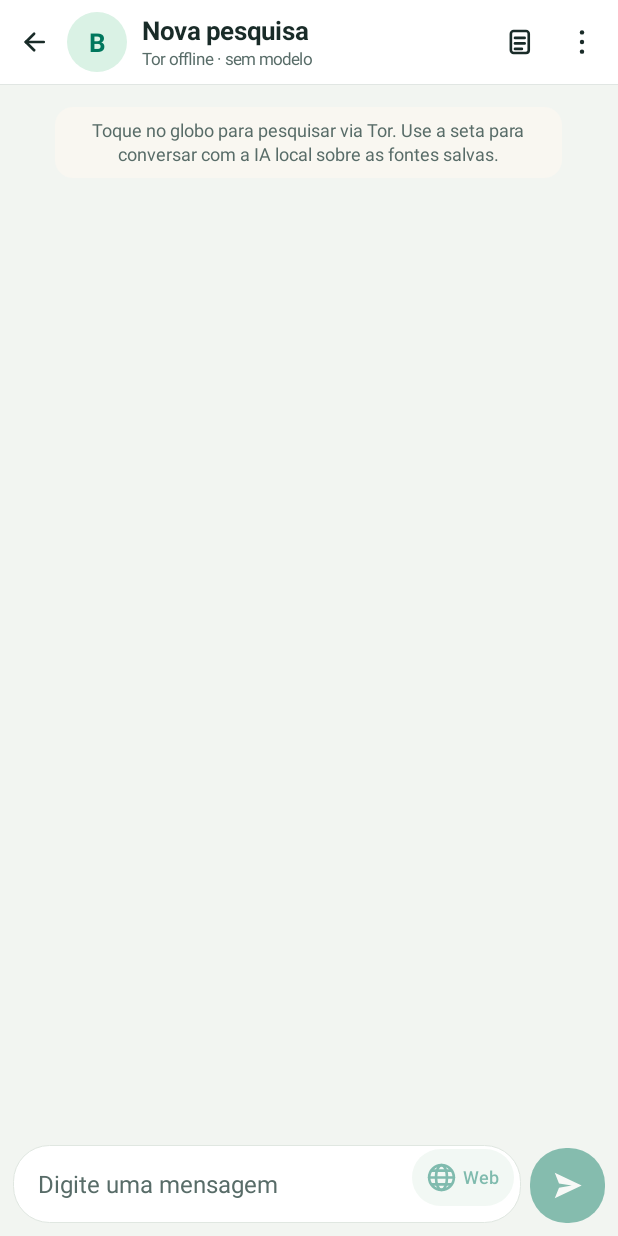
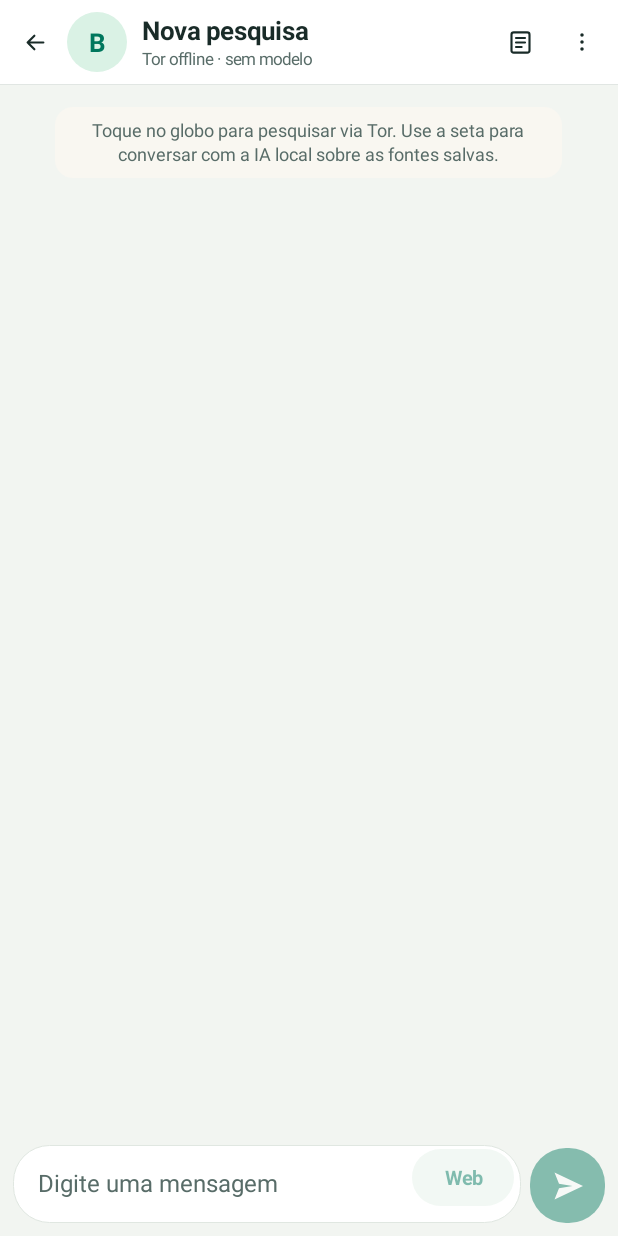
Before and after one commit to pabloerlis/Buscador-Local, an Android app: the screen it shows after launch (MainActivity), on a phone screen of 412 x 824 dp. Run offline under Robolectric (Android 15) with nearby library versions, the phone set to English and light mode, and no system bars; libraries missing offline, so code that uses them is left out: com.arm.aichat, org.torproject.jni; 5 statements that could not run were skipped.

Commit message:
fix: simplify startup UI and native IME resizing; add Android launch and keyboard smoke test

```diff
--- a/app/build.gradle.kts
+++ b/app/build.gradle.kts
@@ -1,8 +1,9 @@
 plugins { id("com.android.application"); id("org.jetbrains.kotlin.android") }
+val uiSmoke = providers.gradleProperty("uiSmoke").orNull == "true"
 android {
     namespace = "br.local.busca"
     compileSdk { version = release(37) { minorApiLevel = 2 } }
-    defaultConfig { applicationId = "br.local.busca"; minSdk = 30; targetSdk = 35; versionCode = 5; versionName = "0.3.1"; ndk { abiFilters += "arm64-v8a" } }
+    defaultConfig { applicationId = "br.local.busca"; minSdk = 30; targetSdk = 35; versionCode = 6; versionName = "0.3.2"; ndk { abiFilters += if (uiSmoke) "x86_64" else "arm64-v8a" } }
     compileOptions { sourceCompatibility = JavaVersion.VERSION_17; targetCompatibility = JavaVersion.VERSION_17 }
     kotlin { compilerOptions { jvmTarget.set(org.jetbrains.kotlin.gradle.dsl.JvmTarget.JVM_17) } }
     packaging { jniLibs { useLegacyPackaging = true } }
--- a/app/src/main/AndroidManifest.xml
+++ b/app/src/main/AndroidManifest.xml
@@ -1,6 +1,6 @@
 <manifest xmlns:android="http://schemas.android.com/apk/res/android">
     <uses-permission android:name="android.permission.INTERNET" />
-    <application android:label="Busca Local" android:theme="@android:style/Theme.Material.Light.NoActionBar" android:allowBackup="false" android:usesCleartextTraffic="false">
-        <activity android:name=".MainActivity" android:exported="true" android:configChanges="orientation|screenSize|keyboardHidden" android:windowSoftInputMode="adjustResize"><intent-filter><action android:name="android.intent.action.MAIN"/><category android:name="android.intent.category.LAUNCHER"/></intent-filter></activity>
+    <application android:label="Busca Local" android:theme="@style/BuscaLocalTheme" android:allowBackup="false" android:usesCleartextTraffic="false">
+        <activity android:name=".MainActivity" android:exported="true" android:configChanges="orientation|screenSize|keyboardHidden" android:windowSoftInputMode="stateAlwaysHidden|adjustResize"><intent-filter><action android:name="android.intent.action.MAIN"/><category android:name="android.intent.category.LAUNCHER"/></intent-filter></activity>
     </application>
 </manifest>
--- a/app/src/main/java/br/local/busca/MainActivity.kt
+++ b/app/src/main/java/br/local/busca/MainActivity.kt
@@ -21,16 +21,8 @@ import android.view.inputmethod.InputMethodManager
 import android.view.inputmethod.EditorInfo
 import android.text.InputType
 import android.content.res.ColorStateList
-import android.graphics.Canvas
-import android.graphics.Paint
-import android.graphics.Path
-import android.graphics.RectF
 import android.graphics.drawable.RippleDrawable
-import android.view.WindowInsets
 import android.view.WindowInsetsController
-import android.view.WindowInsetsAnimation
-import android.graphics.Rect
-import android.view.ViewTreeObserver
 import android.text.TextUtils
 import org.torproject.jni.TorService
 import com.arm.aichat.AiChat
@@ -57,21 +49,18 @@ class MainActivity : Activity() {
     private lateinit var query:EditText
     private lateinit var messages:LinearLayout
     private lateinit var scroll:ScrollView
-    private lateinit var search:Button
-    private lateinit var talk:Button
-    private lateinit var choose:Button
-    private lateinit var chats:Button
-    private lateinit var sources:Button
-    private lateinit var cancel:Button
+    private lateinit var search:View
+    private lateinit var talk:View
+    private lateinit var choose:View
+    private lateinit var chats:View
+    private lateinit var sources:View
+    private lateinit var cancel:View
     private lateinit var headerTitle:TextView
     private lateinit var rootFrame:FrameLayout
     private lateinit var chatScreen:LinearLayout
     private lateinit var listScreen:LinearLayout
     private lateinit var listBody:LinearLayout
     private var showingList=false
-    private var latestInsets:WindowInsets?=null
-    private var layoutListener:ViewTreeObserver.OnGlobalLayoutListener?=null
-    private var keyboardVisible=false
     private val paper=Color.rgb(242,245,241)
     private val white=Color.WHITE
     private val border=Color.rgb(225,230,227)
@@ -92,35 +81,22 @@ class MainActivity : Activity() {
         text=t;isAllCaps=false;textSize=14f;minHeight=0;minimumHeight=0;minWidth=0;minimumWidth=0
         setPadding(dp(10),0,dp(10),0);setTextColor(white);background=ripple(green);stateListAnimator=null;setOnClickListener{action()}
     }
-    private fun iconButton(kind:String,desc:String,filled:Boolean=false,action:()->Unit):Button {
-        return object:Button(this){
-            private val pen=Paint(Paint.ANTI_ALIAS_FLAG)
-            init{
-                contentDescription=desc;text="";minWidth=0;minimumWidth=0;minHeight=0;minimumHeight=0
-                setPadding(0,0,0,0);background=ripple(if(filled)green else Color.TRANSPARENT)
-                stateListAnimator=null;setOnClickListener{action()}
+    private fun iconButton(kind:String,desc:String,filled:Boolean=false,action:()->Unit):View {
+        if(kind=="web"){
+            return TextView(this).apply{
+                text="Web";textSize=13f;gravity=Gravity.CENTER;setTypeface(null,Typeface.BOLD)
+                setTextColor(green);contentDescription=desc;isClickable=true;isFocusable=true
+                background=ripple(Color.rgb(229,242,233),20);setOnClickListener{action()}
             }
-            override fun onDraw(canvas:Canvas){
-                super.onDraw(canvas)
-                val size=dp(if(kind=="send")23 else 22).toFloat()
-                canvas.save();canvas.translate(if(kind=="web")dp(9).toFloat() else (width-size)/2f,(height-size)/2f);canvas.scale(size/24f,size/24f)
-                pen.color=if(filled)Color.WHITE else ink;pen.style=Paint.Style.STROKE;pen.strokeWidth=1.9f;pen.strokeCap=Paint.Cap.ROUND;pen.strokeJoin=Paint.Join.ROUND
-                fun line(a:Float,b:Float,c:Float,d:Float)=canvas.drawLine(a,b,c,d,pen)
-                when(kind){
-                    "back"->{line(18f,12f,5f,12f);line(5f,12f,11f,6f);line(5f,12f,11f,18f)}
-                    "more"->{pen.style=Paint.Style.FILL;for(y in listOf(5f,12f,19f))canvas.drawCircle(12f,y,1.6f,pen)}
-                    "sources"->{canvas.drawRoundRect(5f,4f,18f,20f,2f,2f,pen);line(8f,9f,15f,9f);line(8f,13f,15f,13f);line(8f,17f,13f,17f)}
-                    "web"->{pen.color=green;canvas.drawCircle(12f,12f,9f,pen);canvas.drawOval(RectF(8f,3f,16f,21f),pen);line(3f,12f,21f,12f);line(5f,7f,19f,7f);line(5f,17f,19f,17f)}
-                    "send"->{pen.style=Paint.Style.FILL;val path=Path().apply{moveTo(3f,3f);lineTo(22f,12f);lineTo(3f,21f);lineTo(6f,13.5f);lineTo(15f,12f);lineTo(6f,10.5f);close()};canvas.drawPath(path,pen)}
-                    "stop"->{pen.style=Paint.Style.FILL;canvas.drawRoundRect(6f,6f,18f,18f,2f,2f,pen)}
-                    "plus"->{line(12f,5f,12f,19f);line(5f,12f,19f,12f)}
-                }
-                canvas.restore()
-                if(kind=="web"){
-                    pen.style=Paint.Style.FILL;pen.color=green;pen.textSize=dp(12).toFloat();pen.typeface=Typeface.create("sans-serif-medium",Typeface.NORMAL)
-                    canvas.drawText("Web",dp(34).toFloat(),height/2f-(pen.ascent()+pen.descent())/2f,pen)
-                }
-            }
+        }
+        val res=when(kind){"back"->R.drawable.ic_back;"more"->R.drawable.ic_more;"sources"->R.drawable.ic_sources;"send"->R.drawable.ic_send;"stop"->R.drawable.ic_stop;else->R.drawable.ic_plus}
+        return ImageButton(this).apply{
+            contentDescription=desc;setImageResource(res)
+            imageTintList=ColorStateList.valueOf(if(filled)white else ink)
+            scaleType=ImageView.ScaleType.CENTER_INSIDE;setPadding(dp(12),dp(12),dp(12),dp(12))
+            minimumHeight=0;minimumWidth=0;stateListAnimator=null
+            background=ripple(if(filled)green else Color.TRANSPARENT)
+            setOnClickListener{action()}
         }
     }
     private fun avatar(text:String,size:Int=44)=label(text,17f).apply{gravity=Gravity.CENTER;setTextColor(green);setTypeface(null,Typeface.BOLD);background=shape(Color.rgb(218,242,229),size)}
@@ -143,30 +119,29 @@ class MainActivity : Activity() {
         }
     }
     private fun newChat(){if(busy)return;chat=store.create();query.text.clear();showChatScreen()}
-    private fun updateWindowPadding(insets:WindowInsets?=latestInsets){
-        if(!::rootFrame.isInitialized)return
-        val bars=insets?.getInsets(WindowInsets.Type.systemBars() or WindowInsets.Type.displayCutout())
-        val ime=insets?.getInsets(WindowInsets.Type.ime())
-        val position=IntArray(2)
-        rootFrame.getLocationOnScreen(position)
-        val visible=Rect()
-        rootFrame.getWindowVisibleDisplayFrame(visible)
-        val windowBottom=windowManager.currentWindowMetrics.bounds.bottom
-        val rootBottom=if(rootFrame.height>0)position[1]+rootFrame.height else windowBottom
-        val bottom=KeyboardLayout.bottomPadding(rootBottom,windowBottom,bars?.bottom ?: 0,ime?.bottom ?: 0,visible.bottom,dp(80))
-        val left=bars?.left ?: 0;val top=bars?.top ?: 0;val right=bars?.right ?: 0
-        if(rootFrame.paddingLeft!=left||rootFrame.paddingTop!=top||rootFrame.paddingRight!=right||rootFrame.paddingBottom!=bottom)rootFrame.setPadding(left,top,right,bottom)
-        val nowVisible=(insets?.isVisible(WindowInsets.Type.ime())==true)||(visible.bottom>0&&windowBottom-visible.bottom>dp(100))
-        if(nowVisible&&!keyboardVisible&&!showingList&&::scroll.isInitialized)scroll.post{scroll.fullScroll(View.FOCUS_DOWN)}
-        keyboardVisible=nowVisible
-    }
     @Deprecated("Legacy back handling")
-    override fun onBackPressed(){if(busy){super.onBackPressed();return};if(showingList)super.onBackPressed() else showListScreen()}
+    override fun onBackPressed(){if(!::query.isInitialized||!::listScreen.isInitialized||busy){super.onBackPressed();return};if(showingList)super.onBackPressed() else showListScreen()}
     private fun step(name:String){phase=name;status.text=name}
     private fun stopWork(){val r=research;cleanupScope.launch{r?.close()};job?.cancel();status.text="Cancelando…"}
     private fun hideKeyboard(){(getSystemService(INPUT_METHOD_SERVICE) as InputMethodManager).hideSoftInputFromWindow(query.windowToken,0)}
     override fun onCreate(savedInstanceState:Bundle?){
         super.onCreate(savedInstanceState)
+        try { createChatUi() }
+        catch(e:Exception){showStartupError(e)}
+        catch(e:LinkageError){showStartupError(e)}
+    }
+    private fun showStartupError(error:Throwable){
+        Log.e("BuscaLocal","Falha na inicialização da interface",error)
+        val diagnostic="BuscaLocal v0.3.2\n"+error.javaClass.name+"\n"+Log.getStackTraceString(error)
+        val screen=LinearLayout(this).apply{orientation=LinearLayout.VERTICAL;setPadding(dp(20),dp(24),dp(20),dp(20));setBackgroundColor(Color.WHITE)}
+        screen.addView(label("Falha ao abrir o aplicativo",21f))
+        screen.addView(label("O histórico e o modelo não foram apagados. Copie o diagnóstico para identificar a falha.",15f))
+        screen.addView(button("Copiar diagnóstico"){(getSystemService(CLIPBOARD_SERVICE) as ClipboardManager).setPrimaryClip(ClipData.newPlainText("Diagnóstico",diagnostic))})
+        screen.addView(button("Tentar novamente"){recreate()})
+        screen.addView(ScrollView(this).apply{addView(label(diagnostic,12f).apply{setTextIsSelectable(true)})},LinearLayout.LayoutParams(-1,0,1f))
+        setContentView(screen)
+    }
+    private fun createChatUi(){
         store=ChatStore(this)
         val saved=getPreferences(MODE_PRIVATE).getLong("chat",0)
         chat=store.chats().firstOrNull{it.id==saved}?.id ?: store.chats().firstOrNull()?.id ?: store.create()
@@ -175,19 +150,8 @@ class MainActivity : Activity() {
         window.setSoftInputMode(WindowManager.LayoutParams.SOFT_INPUT_ADJUST_RESIZE)
         window.insetsController?.setSystemBarsAppearance(WindowInsetsController.APPEARANCE_LIGHT_STATUS_BARS or WindowInsetsController.APPEARANCE_LIGHT_NAVIGATION_BARS,WindowInsetsController.APPEARANCE_LIGHT_STATUS_BARS or WindowInsetsController.APPEARANCE_LIGHT_NAVIGATION_BARS)
         rootFrame=FrameLayout(this).apply{setBackgroundColor(white)}
-        window.setDecorFitsSystemWindows(false)
-        rootFrame.setOnApplyWindowInsetsListener{_,insets->latestInsets=insets;updateWindowPadding(insets);insets}
-        rootFrame.setWindowInsetsAnimationCallback(object:WindowInsetsAnimation.Callback(DISPATCH_MODE_CONTINUE_ON_SUBTREE){
-            override fun onProgress(insets:WindowInsets,runningAnimations:MutableList<WindowInsetsAnimation>):WindowInsets{
-                latestInsets=insets;updateWindowPadding(insets);return insets
-            }
-            override fun onEnd(animation:WindowInsetsAnimation){
-                latestInsets=rootFrame.rootWindowInsets ?: latestInsets
-                updateWindowPadding()
-            }
-        })
-        layoutListener=ViewTreeObserver.OnGlobalLayoutListener{updateWindowPadding()}
-        rootFrame.viewTreeObserver.addOnGlobalLayoutListener(layoutListener!!)
+        window.setDecorFitsSystemWindows(true)
+        rootFrame.isFocusableInTouchMode=true
         chatScreen=LinearLayout(this).apply{orientation=LinearLayout.VERTICAL;setBackgroundColor(paper)}
         rootFrame.addView(chatScreen,FrameLayout.LayoutParams(-1,-1))
         val header=LinearLayout(this).apply{orientation=LinearLayout.HORIZONTAL;gravity=Gravity.CENTER_VERTICAL;setBackgroundColor(white);setPadding(dp(3),dp(4),dp(4),dp(4))}
@@ -212,7 +176,7 @@ class MainActivity : Activity() {
         chatScreen.addView(status)
         val composer=LinearLayout(this).apply{orientation=LinearLayout.HORIZONTAL;gravity=Gravity.BOTTOM;setPadding(dp(9),dp(7),dp(9),dp(9));setBackgroundColor(paper)}
         val field=LinearLayout(this).apply{orientation=LinearLayout.HORIZONTAL;gravity=Gravity.BOTTOM;background=shape(white,24,Color.rgb(224,231,225));setPadding(dp(2),dp(2),dp(5),dp(2));minimumHeight=dp(52)}
-        query=EditText(this).apply{hint="Digite uma mensagem";maxLines=4;minLines=1;textSize=16f;setTextColor(ink);setHintTextColor(muted);background=null;setPadding(dp(15),dp(13),dp(3),dp(13));inputType=InputType.TYPE_CLASS_TEXT or InputType.TYPE_TEXT_FLAG_MULTI_LINE;imeOptions=EditorInfo.IME_FLAG_NO_EXTRACT_UI}
+        query=EditText(this).apply{id=R.id.chat_message_input;hint="Digite uma mensagem";maxLines=4;minLines=1;textSize=16f;setTextColor(ink);setHintTextColor(muted);background=null;setPadding(dp(15),dp(13),dp(3),dp(13));inputType=InputType.TYPE_CLASS_TEXT or InputType.TYPE_TEXT_FLAG_MULTI_LINE;imeOptions=EditorInfo.IME_FLAG_NO_EXTRACT_UI}
         field.addView(query,LinearLayout.LayoutParams(0,-2,1f))
         search=iconButton("web","Buscar na web através do Tor"){runTurn(true)}.apply{background=ripple(Color.rgb(229,242,233),20)}
         field.addView(search,LinearLayout.LayoutParams(dp(68),dp(38)).apply{setMargins(dp(3),0,0,dp(5))})
@@ -228,7 +192,7 @@ class MainActivity : Activity() {
         val listHeader=LinearLayout(this).apply{orientation=LinearLayout.HORIZONTAL;gravity=Gravity.CENTER_VERTICAL;setPadding(dp(18),dp(8),dp(10),dp(8))}
         val brand=LinearLayout(this).apply{orientation=LinearLayout.VERTICAL}
         brand.addView(label("Busca Local",24f).apply{setTypeface(null,Typeface.BOLD);setTextColor(green)})
-        brand.addView(label("v0.3.1 • Conversas de pesquisa",12f).apply{setTextColor(muted)})
+        brand.addView(label("v0.3.2 • Conversas de pesquisa",12f).apply{setTextColor(muted)})
         listHeader.addView(brand,LinearLayout.LayoutParams(0,-2,1f))
         listHeader.addView(iconButton("plus","Nova conversa",true){newChat()},LinearLayout.LayoutParams(dp(46),dp(46)))
         listScreen.addView(listHeader)
@@ -236,11 +200,14 @@ class MainActivity : Activity() {
         listBody=LinearLayout(this).apply{orientation=LinearLayout.VERTICAL}
         listScreen.addView(ScrollView(this).apply{addView(listBody)},LinearLayout.LayoutParams(-1,0,1f))
         setContentView(rootFrame)
-        rootFrame.requestApplyInsets()
+        rootFrame.requestFocus()
+        scroll.addOnLayoutChangeListener{_,_,top,_,bottom,_,oldTop,_,oldBottom->
+            if(bottom-top<oldBottom-oldTop && query.hasFocus())scroll.post{scroll.scrollTo(0,maxOf(0,messages.height-scroll.height))}
+        }
         File(filesDir,"model.gguf").takeIf{it.isFile}?.let{modelFile=it;modelLabel.text="GGUF local: "+it.length()/1048576+" MiB"}
         renderChat()
         refresh()
-        bound=bindService(Intent(this,TorService::class.java),connection,BIND_AUTO_CREATE)
+        bound=try{bindService(Intent(this,TorService::class.java),connection,BIND_AUTO_CREATE)}catch(e:Exception){Log.e("BuscaLocal","Não foi possível iniciar Tor",e);false}
         scope.launch{
             while(isActive){
                 val s=tor
@@ -281,10 +248,10 @@ class MainActivity : Activity() {
         }
         wrapper.addView(t,LinearLayout.LayoutParams(-2,-2))
         val lp=LinearLayout.LayoutParams(-2,-2).apply{gravity=if(info)Gravity.CENTER_HORIZONTAL else if(user)Gravity.END else Gravity.START;setMargins(dp(2),dp(3),dp(2),dp(3))}
-        messages.addView(wrapper,lp);scroll.post{scroll.fullScroll(View.FOCUS_DOWN)};return t
+        messages.addView(wrapper,lp);scroll.post{scroll.scrollTo(0,maxOf(0,messages.height-scroll.height))};return t
     }
     private fun showMenu(){
-        AlertDialog.Builder(this).setTitle("Busca Local · v0.3.1").setItems(arrayOf("Selecionar modelo GGUF — "+modelLabel.text,"Nova conversa","Fontes desta conversa")){_,which->
+        AlertDialog.Builder(this).setTitle("Busca Local · v0.3.2").setItems(arrayOf("Selecionar modelo GGUF — "+modelLabel.text,"Nova conversa","Fontes desta conversa")){_,which->
             when(which){0->startActivityForResult(Intent(Intent.ACTION_OPEN_DOCUMENT).apply{type="*/*";addCategory(Intent.CATEGORY_OPENABLE)},7);1->newChat();2->showSources()}
         }.setNegativeButton("Fechar",null).show()
     }
@@ -426,5 +393,5 @@ class MainActivity : Activity() {
             }
         }
     }
-    override fun onDestroy(){layoutListener?.let{if(rootFrame.viewTreeObserver.isAlive)rootFrame.viewTreeObserver.removeOnGlobalLayoutListener(it)};val r=research;cleanupScope.launch{r?.close()};scope.cancel();if(bound)unbindService(connection);super.onDestroy()}
+    override fun onDestroy(){val r=research;cleanupScope.launch{r?.close()};scope.cancel();if(bound)unbindService(connection);super.onDestroy()}
 }
--- /dev/null
+++ b/app/src/main/res/drawable/ic_back.xml
@@ -0,0 +1 @@
+<vector xmlns:android="http://schemas.android.com/apk/res/android" android:width="24dp" android:height="24dp" android:viewportWidth="24" android:viewportHeight="24"><path android:pathData="M19,12 L5,12 M5,12 L11,6 M5,12 L11,18" android:fillColor="#00000000" android:strokeColor="#FF000000" android:strokeWidth="1.9" android:strokeLineCap="round" android:strokeLineJoin="round"/></vector>
--- /dev/null
+++ b/app/src/main/res/drawable/ic_more.xml
@@ -0,0 +1 @@
+<vector xmlns:android="http://schemas.android.com/apk/res/android" android:width="24dp" android:height="24dp" android:viewportWidth="24" android:viewportHeight="24"><path android:pathData="M12,5 L12,5.1 M12,12 L12,12.1 M12,19 L12,19.1" android:fillColor="#00000000" android:strokeColor="#FF000000" android:strokeWidth="3.5" android:strokeLineCap="round" android:strokeLineJoin="round"/></vector>
--- /dev/null
+++ b/app/src/main/res/drawable/ic_plus.xml
@@ -0,0 +1 @@
+<vector xmlns:android="http://schemas.android.com/apk/res/android" android:width="24dp" android:height="24dp" android:viewportWidth="24" android:viewportHeight="24"><path android:pathData="M12,5 L12,19 M5,12 L19,12" android:fillColor="#00000000" android:strokeColor="#FF000000" android:strokeWidth="1.9" android:strokeLineCap="round" android:strokeLineJoin="round"/></vector>
--- /dev/null
+++ b/app/src/main/res/drawable/ic_send.xml
@@ -0,0 +1 @@
+<vector xmlns:android="http://schemas.android.com/apk/res/android" android:width="24dp" android:height="24dp" android:viewportWidth="24" android:viewportHeight="24"><path android:pathData="M3,3 L22,12 L3,21 L6,13.5 L15,12 L6,10.5 Z" android:fillColor="#FFFFFFFF" android:strokeColor="#00000000" android:strokeWidth="1.9" android:strokeLineCap="round" android:strokeLineJoin="round"/></vector>
--- /dev/null
+++ b/app/src/main/res/drawable/ic_sources.xml
@@ -0,0 +1 @@
+<vector xmlns:android="http://schemas.android.com/apk/res/android" android:width="24dp" android:height="24dp" android:viewportWidth="24" android:viewportHeight="24"><path android:pathData="M6,3 L18,3 Q20,3 20,5 L20,19 Q20,21 18,21 L6,21 Q4,21 4,19 L4,5 Q4,3 6,3 Z M8,8 L16,8 M8,12 L16,12 M8,16 L13,16" android:fillColor="#00000000" android:strokeColor="#FF000000" android:strokeWidth="1.9" android:strokeLineCap="round" android:strokeLineJoin="round"/></vector>
--- /dev/null
+++ b/app/src/main/res/drawable/ic_stop.xml
@@ -0,0 +1 @@
+<vector xmlns:android="http://schemas.android.com/apk/res/android" android:width="24dp" android:height="24dp" android:viewportWidth="24" android:viewportHeight="24"><path android:pathData="M7,6 L17,6 Q18,6 18,7 L18,17 Q18,18 17,18 L7,18 Q6,18 6,17 L6,7 Q6,6 7,6 Z" android:fillColor="#FFFFFFFF" android:strokeColor="#00000000" android:strokeWidth="1.9" android:strokeLineCap="round" android:strokeLineJoin="round"/></vector>
--- /dev/null
+++ b/app/src/main/res/values-v35/styles.xml
@@ -0,0 +1,5 @@
+<resources>
+    <style name="BuscaLocalTheme" parent="BuscaLocalBase">
+        <item name="android:windowOptOutEdgeToEdgeEnforcement">true</item>
+    </style>
+</resources>
--- /dev/null
+++ b/app/src/main/res/values/styles.xml
@@ -0,0 +1,14 @@
+<resources>
+    <style name="BuscaLocalBase" parent="android:style/Theme.Material.Light.NoActionBar">
+        <item name="android:windowLightStatusBar">true</item>
+        <item name="android:windowLightNavigationBar">true</item>
+        <item name="android:windowActionModeOverlay">true</item>
+        <item name="android:windowFullscreen">false</item>
+        <item name="android:colorAccent">#00775D</item>
+        <item name="android:windowBackground">#F2F5F1</item>
+        <item name="android:statusBarColor">#FFFFFF</item>
+        <item name="android:navigationBarColor">#F2F5F1</item>
+    </style>
+    <style name="BuscaLocalTheme" parent="BuscaLocalBase"/>
+    <item type="id" name="chat_message_input"/>
+</resources>
```
Also changed, not shown: 3 other files.
